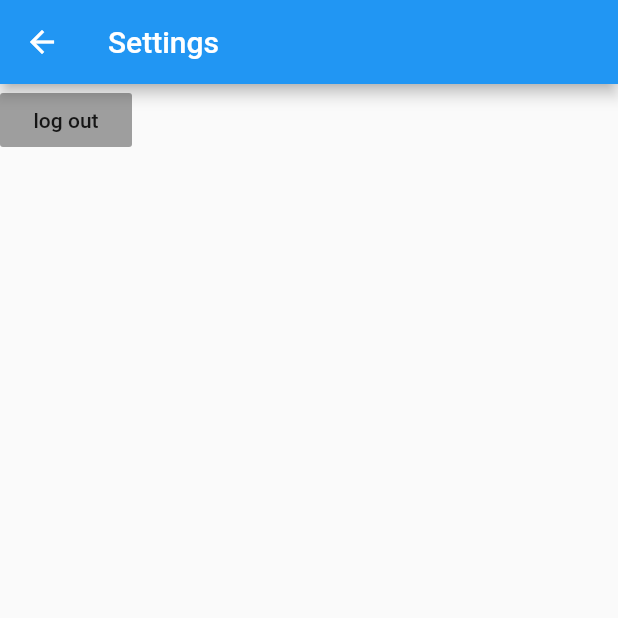
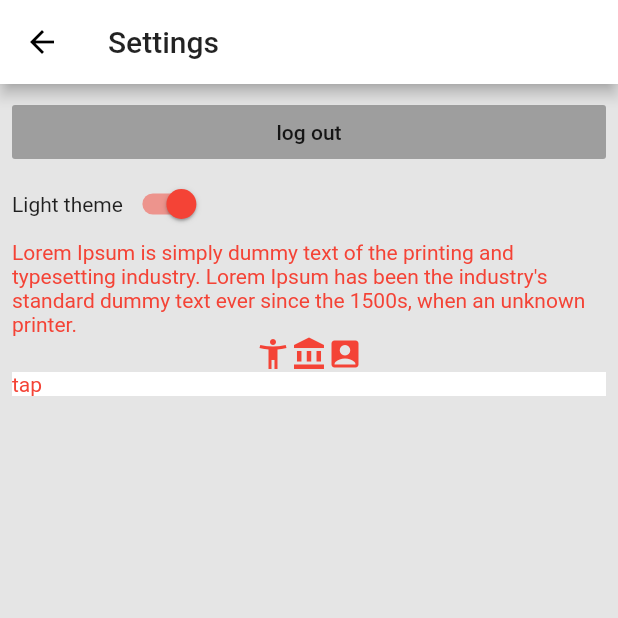
Before and after one commit to louisdedecker/flutter_project_architecture, a Flutter app: the SettingsPage screen opened directly, on a phone screen of 412 x 824 dp, the top half of it. Run offline on Flutter 3.47's test engine with Material 2 defaults, Android fonts, the phone set to English and light mode, and no system bars; our stand-ins replace bloc, equatable, flutter_bloc, rxdart, shared_preferences; accounts and stored records are empty.

Commit message:
setup theming

```diff
--- /dev/null
+++ b/lib/common/theme/theme_provider.dart
@@ -0,0 +1,35 @@
+import 'package:flutter/cupertino.dart';
+import 'package:flutter/material.dart';
+
+class ThemeProvider with ChangeNotifier {
+  ThemeProvider({bool isLightTheme = false}) : isLightThemeValue = isLightTheme;
+
+  ThemeData get theme => isLightTheme ? lightTheme : darkTheme;
+
+  bool isLightThemeValue;
+  bool get isLightTheme => isLightThemeValue;
+  set isLightTheme(bool isLightTheme) {
+    isLightThemeValue = isLightTheme;
+    notifyListeners();
+  }
+
+  final darkTheme = ThemeData(
+    primarySwatch: Colors.grey,
+    primaryColor: Colors.black,
+    brightness: Brightness.dark,
+    backgroundColor: Color(0xFF000000),
+    accentColor: Colors.white,
+    accentIconTheme: IconThemeData(color: Colors.black),
+    dividerColor: Colors.black54,
+  );
+
+  final lightTheme = ThemeData(
+    primarySwatch: Colors.grey,
+    primaryColor: Colors.white,
+    brightness: Brightness.light,
+    backgroundColor: Color(0xFFE5E5E5),
+    accentColor: Colors.red,
+    accentIconTheme: IconThemeData(color: Colors.white),
+    dividerColor: Colors.white54,
+  );
+}
--- /dev/null
+++ b/lib/components/button_component/button_component.dart
@@ -0,0 +1,45 @@
+import 'package:flutter/material.dart';
+import 'package:provider/provider.dart';
+
+class ComponentTheme {
+  Color color;
+  Color backgroundColor;
+  TextStyle textStyle;
+
+  ComponentTheme({
+    this.color,
+    this.backgroundColor,
+    this.textStyle,
+  });
+}
+
+class ButtonComponentFactory {}
+
+class ButtonComponentConfiguration {
+  final String title;
+
+  ButtonComponentConfiguration({
+    @required this.title,
+  });
+}
+
+class ButtonComponent extends StatelessWidget {
+  final ButtonComponentConfiguration configuration;
+
+  const ButtonComponent({Key key, @required this.configuration})
+      : super(key: key);
+
+  @override
+  Widget build(BuildContext context) {
+    var theme = Provider.of<ComponentTheme>(context);
+    print(theme.backgroundColor);
+
+    return Container(
+      color: theme.backgroundColor,
+      child: Text(
+        configuration.title,
+        style: theme.textStyle,
+      ),
+    );
+  }
+}
--- a/lib/features/main_app/main_app.dart
+++ b/lib/features/main_app/main_app.dart
@@ -1,3 +1,4 @@
+import 'package:architecture_template/common/theme/theme_provider.dart';
 import 'package:architecture_template/environment.dart';
 import 'package:architecture_template/features/main_app/cupertino_localizations_delegate.dart';
 import 'package:architecture_template/features/main_app/dependency_container.dart';
@@ -5,6 +6,7 @@ import 'package:architecture_template/features/main_app/main_localizations.dart'
 import 'package:architecture_template/features/main_flow/main_flow.dart';
 import 'package:flutter/material.dart';
 import 'package:flutter_localizations/flutter_localizations.dart';
+import 'package:provider/provider.dart';
 
 class MainApp extends StatelessWidget {
   final Environment environment;
@@ -13,14 +15,14 @@ class MainApp extends StatelessWidget {
 
   @override
   Widget build(BuildContext context) {
+    var themeProvider = ThemeProvider(isLightTheme: true);
     return DependencyContainer(
       environment: environment,
+      child: ChangeNotifierProvider(
+        create: (_) => themeProvider,
         child: MaterialApp(
           title: 'Architecture template app',
-        theme: ThemeData(
-          primarySwatch: Colors.blue,
-          visualDensity: VisualDensity.adaptivePlatformDensity,
-        ),
+          theme: themeProvider.theme,
           localizationsDelegates: [
             MainLocalizationsDelegate(),
             GlobalCupertinoLocalizations.delegate,
@@ -30,6 +32,7 @@ class MainApp extends StatelessWidget {
           ],
           home: MainFlow(),
         ),
+      ),
     );
   }
 }
--- a/lib/features/settings/presentation/settings_page.dart
+++ b/lib/features/settings/presentation/settings_page.dart
@@ -1,6 +1,9 @@
+import 'package:architecture_template/common/theme/theme_provider.dart';
+import 'package:architecture_template/components/button_component/button_component.dart';
 import 'package:flutter/material.dart';
 import 'package:flutter_bloc/flutter_bloc.dart';
 import 'bloc/settings_bloc.dart';
+import 'package:provider/provider.dart';
 
 class SettingsPage extends StatefulWidget {
   @override
@@ -10,12 +13,17 @@ class SettingsPage extends StatefulWidget {
 class _SettingsPageState extends State<SettingsPage> {
   @override
   Widget build(BuildContext context) {
+    var themeProvider = Provider.of<ThemeProvider>(context);
     return BlocConsumer<SettingsBloc, SettingsState>(
       listener: (context, state) {},
       builder: (context, state) {
         Widget contents = Container();
         if (state is SettingsStateSuccess) {
-          contents = Column(
+          contents = Padding(
+            padding: const EdgeInsets.all(8.0),
+            child: Column(
+              mainAxisAlignment: MainAxisAlignment.start,
+              crossAxisAlignment: CrossAxisAlignment.stretch,
               children: [
                 FlatButton(
                   color: Colors.grey,
@@ -25,7 +33,54 @@ class _SettingsPageState extends State<SettingsPage> {
                   },
                   child: Text(state.buttonLogOutTitle),
                 ),
+                Row(
+                  children: [
+                    Text('Light theme'),
+                    Switch(
+                      value: themeProvider.isLightTheme,
+                      onChanged: (value) {
+                        //todo: use flutter bloc for that
+                        themeProvider.isLightTheme = value;
+                      },
+                    ),
                   ],
+                ),
+                Text(
+                  "Lorem Ipsum is simply dummy text of the printing and typesetting industry. Lorem Ipsum has been the industry's standard dummy text ever since the 1500s, when an unknown printer.",
+                  style: TextStyle(color: themeProvider.theme.accentColor),
+                ),
+                Row(
+                  mainAxisAlignment: MainAxisAlignment.center,
+                  children: <Widget>[
+                    Icon(
+                      Icons.accessibility_new,
+                      color: themeProvider.theme.accentColor,
+                    ),
+                    Icon(
+                      Icons.account_balance,
+                      color: themeProvider.theme.accentColor,
+                    ),
+                    Icon(
+                      Icons.account_box,
+                      color: themeProvider.theme.accentColor,
+                    )
+                  ],
+                ),
+                Provider(
+                  // use key to update ComponentTheme
+                  // important, page handles style, bloc handles config?
+                  key: UniqueKey(),
+                  create: (_) => ComponentTheme(
+                    backgroundColor: themeProvider.theme.primaryColor,
+                    textStyle:
+                        TextStyle(color: themeProvider.theme.accentColor),
+                  ),
+                  child: ButtonComponent(
+                    configuration: ButtonComponentConfiguration(title: 'tap'),
+                  ),
+                ),
+              ],
+            ),
           );
         }
         return Scaffold(
@@ -33,6 +88,7 @@ class _SettingsPageState extends State<SettingsPage> {
             title: Text(state.title),
           ),
           body: SafeArea(child: contents),
+          backgroundColor: themeProvider.theme.backgroundColor,
         );
       },
     );
```
Lines whose indentation alone changed are shown as unchanged.
